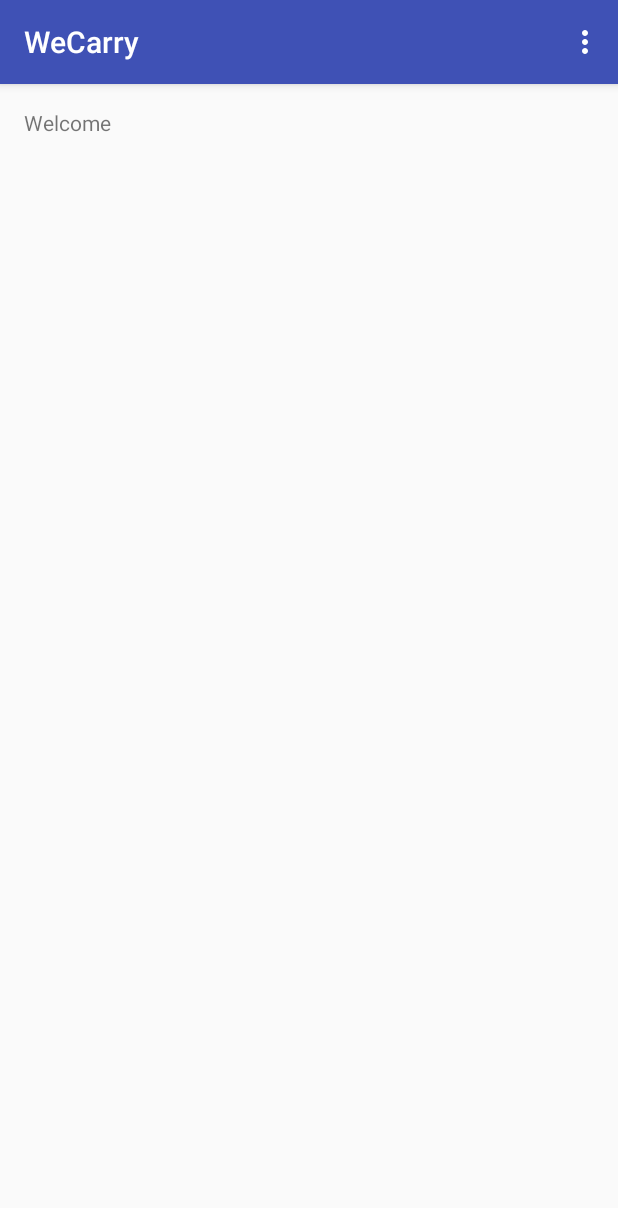
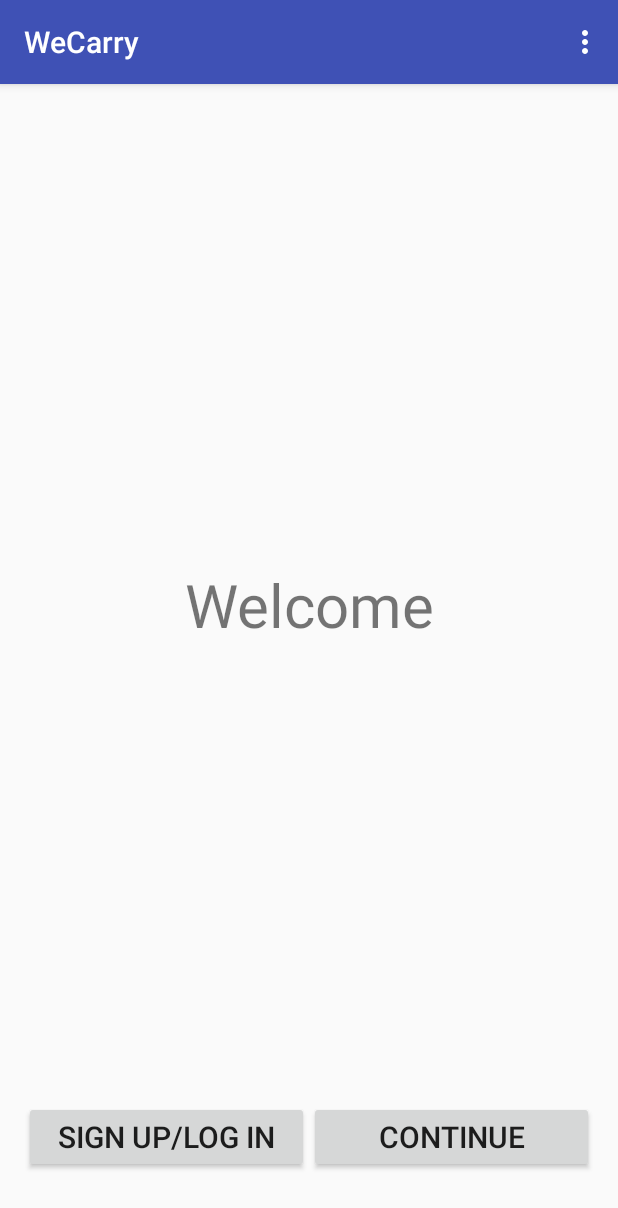
Before and after one commit to yl89757jj/FinalProject-WeCarry, an Android app: the screen it shows after launch (MainActivity), on a phone screen of 412 x 824 dp. Shown: the top 1208 px of the screen. Run offline under Robolectric (Android 15) with nearby library versions, the phone set to English and light mode, and no system bars; libraries missing offline, so code that uses them is left out: com.firebase.client; 4 statements that could not run were skipped.

Commit message:
welcome page

```diff
--- a/app/src/main/java/mengqi/finalproject_wecarry/MainActivity.java
+++ b/app/src/main/java/mengqi/finalproject_wecarry/MainActivity.java
@@ -5,7 +5,9 @@ import android.os.Bundle;
 import android.support.v7.app.AppCompatActivity;
 import android.view.Menu;
 import android.view.MenuItem;
+import android.view.View;
 import android.widget.EditText;
+import android.widget.TextView;
 
 import com.firebase.client.AuthData;
 import com.firebase.client.Firebase;
@@ -25,27 +27,31 @@ public class MainActivity extends AppCompatActivity {
         Firebase.setAndroidContext(this);
         rootRef = new Firebase("https://wecarry.firebaseio.com/");
 
-
         authStateListener = new Firebase.AuthStateListener() {
             @Override
             public void onAuthStateChanged(AuthData authData) {
                 if (authData != null) {
-                    userRef = rootRef.child("users/" + authData.getUid());
-                } else {
-                    Intent intent = new Intent(MainActivity.this, LogInActivity.class);
-                    startActivity(intent);
+//                    userRef = rootRef.child("users/" + authData.getUid());
+                    TextView username = (TextView) findViewById(R.id.log_in);
+                    username.setText("Switch User");
                 }
             }
         };
 
+
     }
 
+    public void LogIn2(View view) {
+        Intent intent = new Intent(MainActivity.this, LogInActivity.class);
+        startActivity(intent);
+    }
 
     @Override
     protected void onResume() {
         super.onResume();
         rootRef.addAuthStateListener(authStateListener);
     }
+
 
     @Override
     protected void onPause() {
--- a/app/src/main/res/layout/activity_main.xml
+++ b/app/src/main/res/layout/activity_main.xml
@@ -11,9 +11,38 @@
     android:orientation="vertical">
 
     <TextView
-        android:layout_height="wrap_content"
-        android:layout_width="wrap_content"
+        android:layout_height="0dp"
+        android:layout_weight="9"
+        android:layout_width="match_parent"
+        android:gravity="center"
+        android:textSize="40dp"
         android:text="Welcome" />
 
+    <LinearLayout
+        android:layout_width="match_parent"
+        android:layout_height="0dp"
+        android:layout_weight="1"
+        android:orientation="horizontal"
+        android:layout_gravity="bottom">
 
+        <Button
+            android:id="@+id/log_in"
+            android:layout_width="0dp"
+            android:layout_height="wrap_content"
+            android:layout_weight="1"
+            android:text="Sign Up/Log In"
+            android:gravity="center"
+            android:textSize="20dp"
+            android:onClick="LogIn2" />
+
+        <Button
+            android:id="@+id/conti"
+            android:layout_width="0dp"
+            android:layout_height="wrap_content"
+            android:layout_weight="1"
+            android:textSize="20dp"
+            android:text="Continue"
+            android:gravity="center" />
+
+    </LinearLayout>
 </LinearLayout>
```
